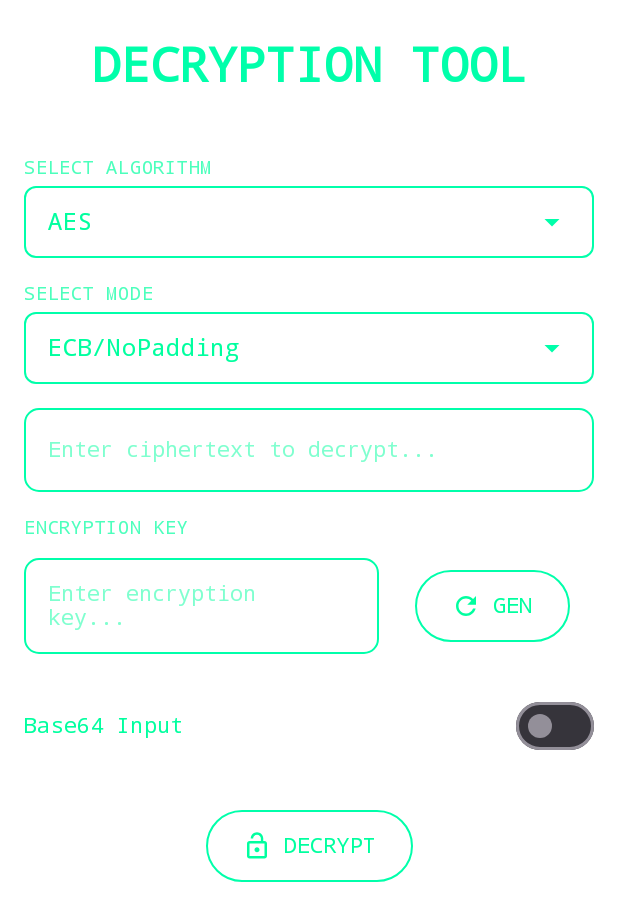
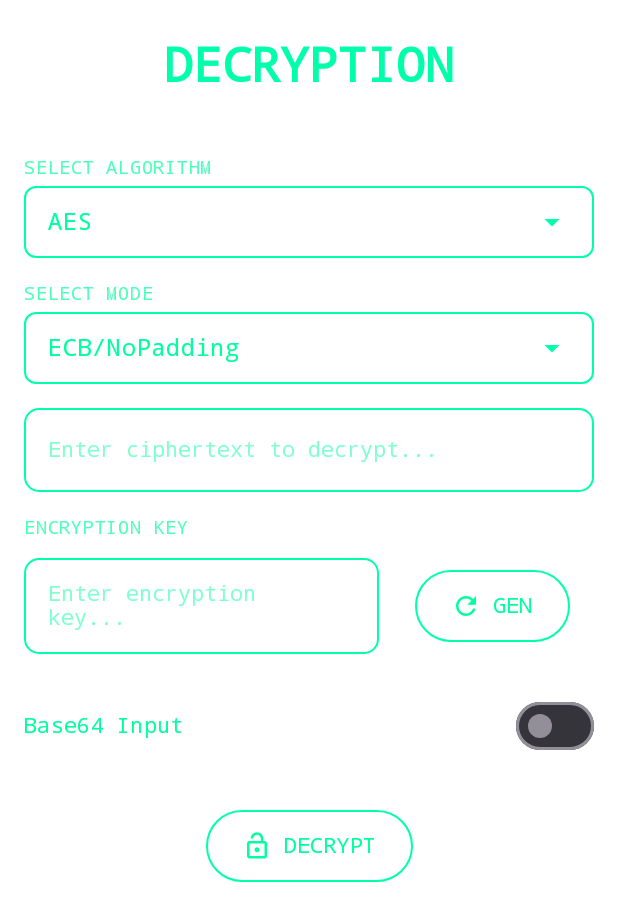
Before and after one commit to PersonX-46/CryptX, an Android app built with Jetpack Compose: the @Preview function PreviewDecryptionScreen, on a phone screen of 412 x 824 dp. Shown: the top 921 px of the screen. Run offline under Robolectric (Android 15) with nearby library versions, the phone set to English and light mode, and no system bars.

Commit message:
update DecryptionScreen and EncryptScreen headers for clarity; remove unused SHA3 algorithms from strings

```diff
--- a/app/src/main/java/com/personx/cryptx/screens/DecryptionScreen.kt
+++ b/app/src/main/java/com/personx/cryptx/screens/DecryptionScreen.kt
@@ -90,7 +90,7 @@ fun DecryptionScreen() {
     ) {
         // Header
         Text(
-            text = "DECRYPTION TOOL",
+            text = "DECRYPTION",
             style = MaterialTheme.typography.headlineLarge.copy(
                 fontFamily = FontFamily.Monospace,
                 fontWeight = FontWeight.ExtraBold,
--- a/app/src/main/java/com/personx/cryptx/screens/EncryptScreen.kt
+++ b/app/src/main/java/com/personx/cryptx/screens/EncryptScreen.kt
@@ -111,7 +111,7 @@ fun MostUsedAlgo() {
     ) {
         // Header
         Text(
-            text = "CRYPTOGRAPHY TOOL",
+            text = "ENCRYPTION",
             style = MaterialTheme.typography.headlineLarge.copy(
                 fontFamily = FontFamily.Monospace,
                 fontWeight = FontWeight.ExtraBold,
--- a/app/src/main/res/values/strings.xml
+++ b/app/src/main/res/values/strings.xml
@@ -76,10 +76,6 @@
         <item>SHA-256</item>
         <item>SHA-384</item>
         <item>SHA-512</item>
-        <item>SHA3-224</item>
-        <item>SHA3-256</item>
-        <item>SHA3-384</item>
-        <item>SHA3-512</item>
     </string-array>
 
 
```
